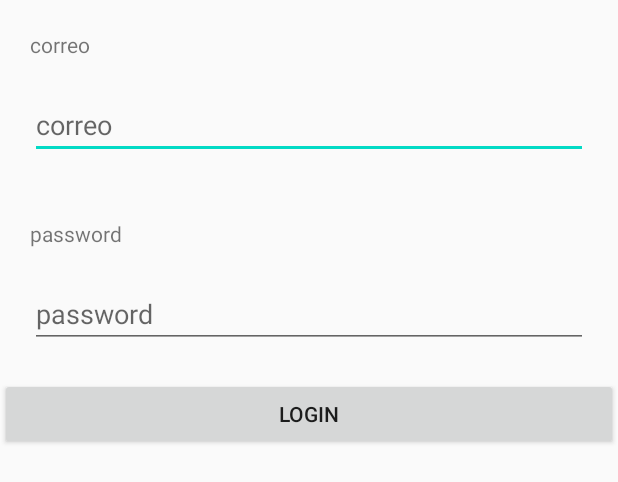
After one commit to matiasErenchun/ProyectoTecnologiasMoviles-, an Android app: the layout fragment_login.xml on its own in the app's theme, with its tools: preview values and no code run, on a phone screen of 412 x 824 dp. The commit adds this screen. Shown: the top 482 px of the screen. Run offline under Robolectric (Android 15) with nearby library versions, the phone set to English and light mode, and no system bars.

Commit message:
bueno falta conectar la deb web

```diff
--- a/app/src/main/java/com/example/VeterHub/FragmentExample.kt
+++ b/app/src/main/java/com/example/VeterHub/FragmentExample.kt
@@ -6,14 +6,16 @@ import androidx.fragment.app.Fragment
 import android.view.LayoutInflater
 import android.view.View
 import android.view.ViewGroup
+import androidx.fragment.app.activityViewModels
 
 class FragmentExample : Fragment() {
 
+    private val miViewModel : MainViewModel by activityViewModels()
     companion object {
         fun newInstance() = FragmentExample()
     }
 
-    private lateinit var viewModel: FragmentExampleViewModel
+    private lateinit var viewModel: MainViewModel
 
     override fun onCreateView(
         inflater: LayoutInflater, container: ViewGroup?,
@@ -25,7 +27,7 @@ class FragmentExample : Fragment() {
     override fun onActivityCreated(savedInstanceState: Bundle?) {
         super.onActivityCreated(savedInstanceState)
         viewModel = ViewModelProvider(this, ViewModelProvider.NewInstanceFactory()).get(
-            FragmentExampleViewModel::class.java
+            MainViewModel::class.java
         )
         // TODO: Use the ViewModel
     }
--- a/app/src/main/res/layout/activity_main.xml
+++ b/app/src/main/res/layout/activity_main.xml
@@ -22,11 +22,11 @@
         app:layout_constraintTop_toTopOf="parent">
 
             <Button
-                android:id="@+id/Boton1"
+                android:id="@+id/GoToLogin"
                 android:layout_width="wrap_content"
                 android:layout_height="wrap_content"
                 android:layout_weight="1"
-                android:text="Boton1"
+                android:text=" go to login"
                 android:onClick="onClick"/>
 
             <Button
--- /dev/null
+++ b/app/src/main/res/layout/fragment_login.xml
@@ -0,0 +1,61 @@
+<?xml version="1.0" encoding="utf-8"?>
+<FrameLayout xmlns:android="http://schemas.android.com/apk/res/android"
+    xmlns:tools="http://schemas.android.com/tools"
+    android:layout_width="match_parent"
+    android:layout_height="match_parent"
+    tools:context=".LoginFragment">
+
+    <LinearLayout
+        android:id="@+id/cajaGrande"
+        android:layout_width="match_parent"
+        android:layout_height="match_parent"
+        android:orientation="vertical">
+
+        <TextView
+            android:id="@+id/textView"
+            android:layout_width="match_parent"
+            android:layout_height="wrap_content"
+            android:layout_margin="20dp"
+            android:layout_marginBottom="5dp"
+            android:text="correo" />
+
+        <EditText
+            android:id="@+id/TextEmailAddress"
+            android:layout_width="match_parent"
+            android:layout_height="wrap_content"
+            android:layout_marginLeft="20dp"
+            android:layout_marginTop="1dp"
+            android:layout_marginRight="20dp"
+            android:layout_marginBottom="20dp"
+            android:ems="10"
+            android:hint="correo"
+            android:inputType="textEmailAddress" />
+
+        <TextView
+            android:id="@+id/textView2"
+            android:layout_width="match_parent"
+            android:layout_height="wrap_content"
+            android:layout_margin="20dp"
+            android:layout_marginBottom="5dp"
+            android:text="password" />
+
+        <EditText
+            android:id="@+id/TextPassword"
+            android:layout_width="match_parent"
+            android:layout_height="wrap_content"
+            android:layout_marginLeft="20dp"
+            android:layout_marginTop="1dp"
+            android:layout_marginRight="20dp"
+            android:layout_marginBottom="20dp"
+            android:ems="10"
+            android:hint="password"
+            android:inputType="textPassword" />
+
+        <Button
+            android:id="@+id/LogIn"
+            android:layout_width="match_parent"
+            android:layout_height="wrap_content"
+            android:text="Login"
+            />
+    </LinearLayout>
+</FrameLayout>
--- /dev/null
+++ b/app/src/main/res/values/dimens.xml
@@ -0,0 +1,5 @@
+<resources>
+    <!-- Default screen margins, per the Android Design guidelines. -->
+    <dimen name="fragment_horizontal_margin">16dp</dimen>
+    <dimen name="fragment_vertical_margin">16dp</dimen>
+</resources>
--- a/build.gradle
+++ b/build.gradle
@@ -8,7 +8,7 @@ buildscript {
     dependencies {
         classpath "com.android.tools.build:gradle:4.2.1"
         classpath "org.jetbrains.kotlin:kotlin-gradle-plugin:$kotlin_version"
-
+        classpath 'com.google.gms:google-services:4.3.8'
         // NOTE: Do not place your application dependencies here; they belong
         // in the individual module build.gradle files
     }
```
Also changed, not shown: app/build.gradle (+20 -8 lines), app/src/main/java/com/example/VeterHub/FragmentExampleViewModel.kt (deleted, +0 -7 lines), app/src/main/java/com/example/VeterHub/Fragmento2.kt (+0 -23 lines), app/src/main/java/com/example/VeterHub/MainActivity.kt (+20 -5 lines), app/src/main/java/com/example/VeterHub/MainViewModel.kt (added, +18 -0 lines), app/src/main/java/com/example/VeterHub/login.kt (added, +46 -0 lines), app/src/main/res/values/strings.xml (+9 -0 lines), 1 other file.
